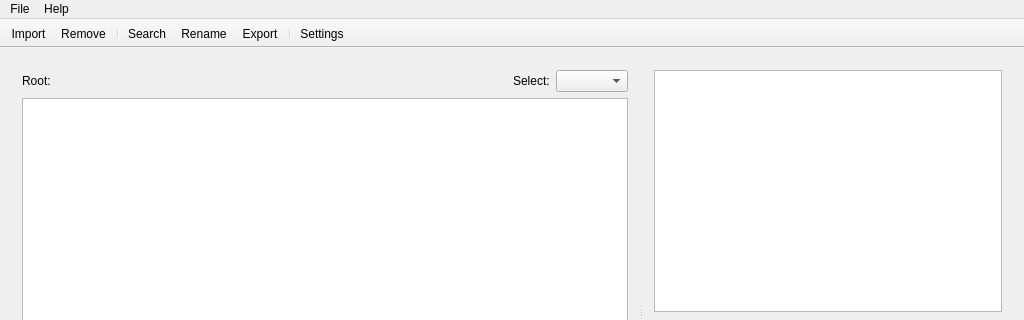
Before: the Qt Designer form src/gui/mainwindow.ui in alorence/tym, drawn with Qt 5; both pictures show x 0 to 1024 and y 0 to 320 of the 1024 by 600 pixel window.
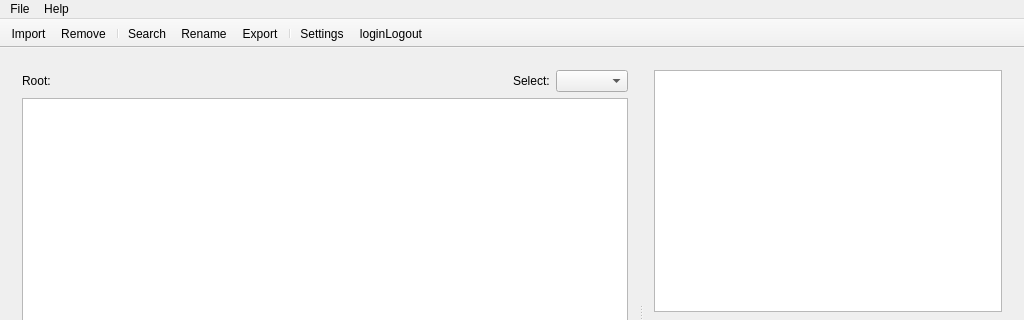
After: the same form once the commit is applied. Icons and pictures are not drawn. Custom widgets are drawn as their Qt base class.

Commit message: (oauth) Ad an action to log in / log out from/to Beatport API

Patch:
```diff
--- a/src/gui/mainwindow.ui
+++ b/src/gui/mainwindow.ui
@@ -214,6 +214,7 @@
    <addaction name="actionExport"/>
    <addaction name="separator"/>
    <addaction name="actionSettings"/>
+   <addaction name="actionLoginLogout"/>
   </widget>
   <widget class="QStatusBar" name="statusBar"/>
   <action name="actionImport">
@@ -330,6 +331,11 @@
     <string>Export selected tracks as playlist</string>
    </property>
   </action>
+  <action name="actionLoginLogout">
+   <property name="text">
+    <string>loginLogout</string>
+   </property>
+  </action>
  </widget>
  <layoutdefault spacing="6" margin="11"/>
  <customwidgets>
```
Left out of the diff: 2 changed lines with no effect on the pictures. The commit also changes 2 other files.
